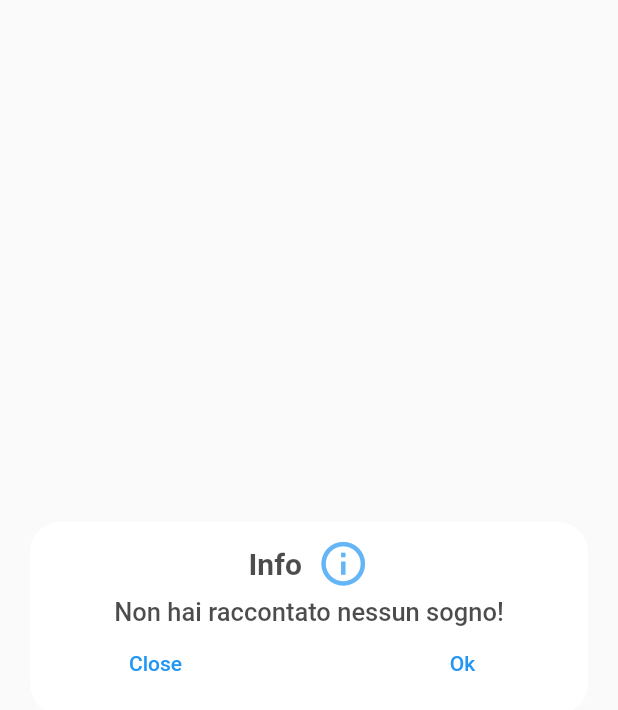
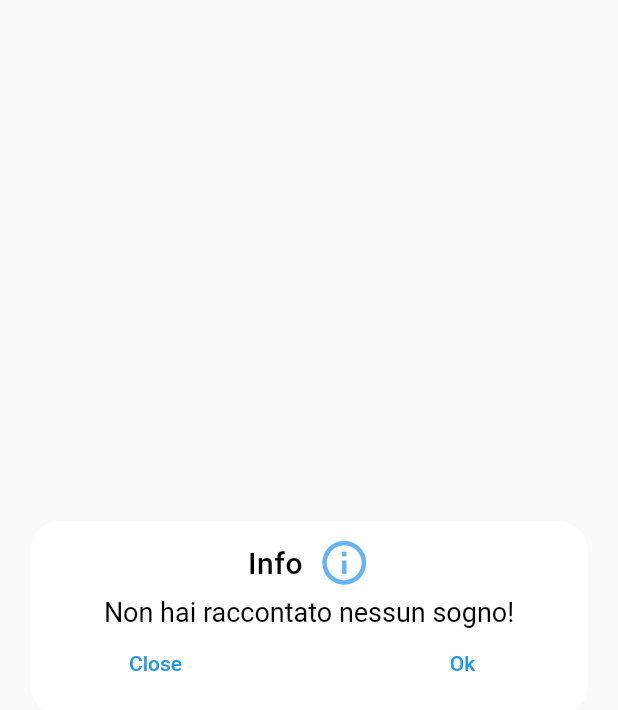
Before and after one commit to luca-fuligni-unicam/sogniario, a Flutter app: the SogniarioAlert widget shown alone on an empty page, opened directly, on a phone screen of 412 x 824 dp. Shown: the top 710 px of the screen. Run offline on Flutter 3.47's test engine with Material 2 defaults, Android fonts, the phone set to English and light mode, and no system bars; our stand-ins replace flutter_custom_clippers, flutter_swiper, hive, hive_flutter, page_transition, speech_to_text and 1 more; missing offline and left inert: flutter_rounded_date_picker; accounts and stored records are empty; network calls fail.

Commit message:
Changed the TextStyle of the alert.

```diff
--- a/frontend/lib/widgets/alert.dart
+++ b/frontend/lib/widgets/alert.dart
@@ -1,4 +1,5 @@
 import 'package:flutter/material.dart';
+import 'package:frontend/common/constants.dart';
 
 
 class SogniarioAlert extends StatelessWidget {
@@ -45,11 +46,7 @@ class SogniarioAlert extends StatelessWidget {
 
                       Text(
                         title,
-                        style: TextStyle(
-                            fontSize: 20,
-                            color: Colors.black.withOpacity(0.7),
-                            fontWeight: FontWeight.w600
-                        ),
+                        style: titleTextStyle,
                         textAlign: TextAlign.center,
                       ),
 
@@ -66,11 +63,7 @@ class SogniarioAlert extends StatelessWidget {
 
                   Text(
                     content,
-                    style: TextStyle(
-                        fontSize: 17,
-                        color: Colors.black.withOpacity(0.7),
-                        fontWeight: FontWeight.w500
-                    ),
+                    style: questionTextStyle,
                     textAlign: TextAlign.center,
                   ),
 
```
